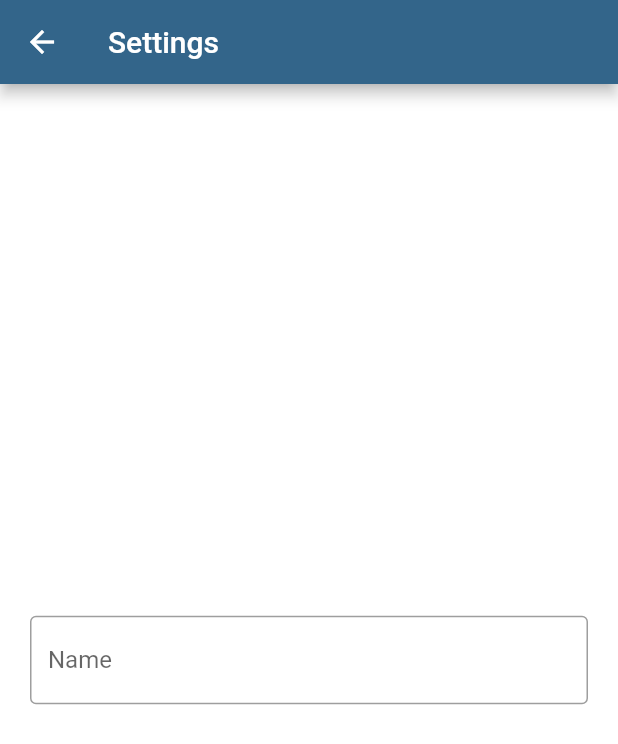
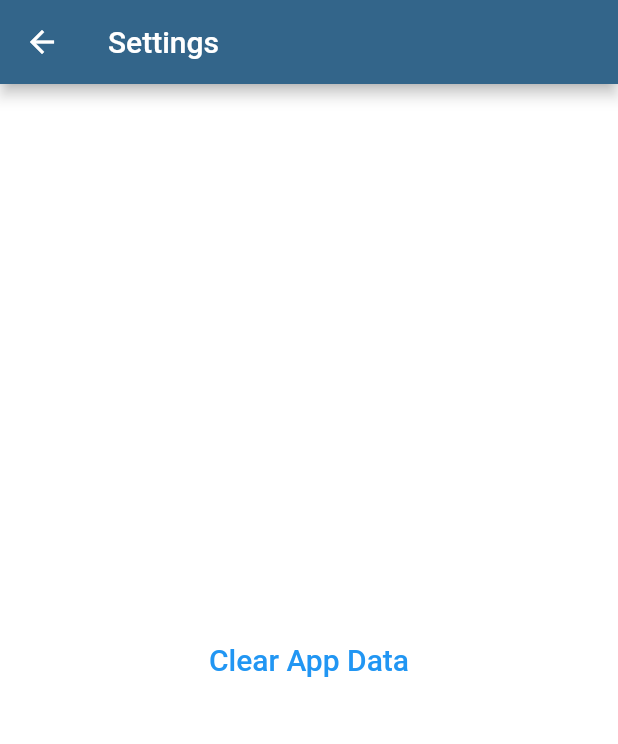
Before and after one commit to maxrtorres/blitznote, a Flutter app: the screen it shows after launch, after a tap on "Continue", after a tap on the "menu" icon, after a tap on "Settings", on a phone screen of 412 x 824 dp. Shown: the top 744 px of the screen. Run offline on Flutter 3.47's test engine with Material 2 defaults, Android fonts, the phone set to English and light mode, and no system bars; our stand-ins replace flutter_secure_storage, fluttertoast, hive, local_auth; accounts and stored records are empty.

Commit message:
Implement clearing app data

```diff
--- a/lib/screens/settings_screen.dart
+++ b/lib/screens/settings_screen.dart
@@ -1,8 +1,16 @@
 import 'package:flutter/material.dart';
-import 'package:notes_app/utilities/storage_util.dart' as StorageUtil;
+import 'package:hive/hive.dart';
+import 'package:notes_app/utilities/biometric_util.dart';
 import 'package:notes_app/values/keys.dart';
 import 'package:notes_app/values/my_colors.dart';
+import 'package:notes_app/values/routes.dart';
 import 'package:notes_app/values/strings.dart';
+
+eraseData() async {
+  var box = await Hive.openBox(Keys.box);
+  box.clear();
+  unEnrollBiometrics();
+}
 
 class SettingsScreen extends StatefulWidget {
   @override
@@ -10,25 +18,8 @@ class SettingsScreen extends StatefulWidget {
 }
 
 class _SettingsScreenState extends State<SettingsScreen> {
-  final nameController = TextEditingController();
-
-  @override
-  void dispose() {
-    final name = nameController.text;
-    if (name != '' && name.trim() != '') {
-      StorageUtil.setString(Keys.name, name);
-    }
-    nameController.dispose();
-    super.dispose();
-  }
-
-  void initializeFields() async {
-    nameController.text = await StorageUtil.getString(Keys.name) ?? '';
-  }
-
   @override
   Widget build(BuildContext context) {
-    initializeFields();
     return Scaffold(
       appBar: AppBar(
         backgroundColor: MyColors.colorPrimary,
@@ -37,15 +28,40 @@ class _SettingsScreenState extends State<SettingsScreen> {
       backgroundColor: MyColors.colorBackground,
       body: Column(mainAxisAlignment: MainAxisAlignment.center, children: [
         Container(
-          margin: EdgeInsets.all(20),
-          child: TextField(
-            controller: nameController,
-            decoration: InputDecoration(
-              border: OutlineInputBorder(),
-              labelText: Strings.name,
-            ),
-          ),
-        ),
+            margin: EdgeInsets.all(20),
+            child: Center(
+                child: TextButton(
+              onPressed: () {
+                AlertDialog alert = AlertDialog(
+                  title: Text(
+                      'Are you sure you want to clear app data? This will erase all of your notes.'),
+                  actions: [
+                    TextButton(
+                      child: Text("Cancel"),
+                      onPressed: () {
+                        Navigator.of(context).pop();
+                      },
+                    ),
+                    TextButton(
+                      child: Text("Clear",
+                          style: TextStyle(color: MyColors.redColor)),
+                      onPressed: () {
+                        eraseData();
+                        Navigator.pushReplacementNamed(
+                            context, Routes.initialRoute);
+                      },
+                    ),
+                  ],
+                );
+                showDialog(
+                  context: context,
+                  builder: (BuildContext context) {
+                    return alert;
+                  },
+                );
+              },
+              child: Text("Clear App Data", style: TextStyle(fontSize: 20)),
+            ))),
       ]),
     );
   }
--- a/lib/utilities/biometric_util.dart
+++ b/lib/utilities/biometric_util.dart
@@ -20,6 +20,10 @@ Future<bool> checkBiometrics(context) async {
 
 isEnrolledBiometrics() async {
   return await StorageUtil.getString(Keys.isEnrolledBiometrics) == 'true';
+}
+
+unEnrollBiometrics() async {
+  await StorageUtil.setString(Keys.isEnrolledBiometrics, "");
 }
 
 hasBiometricHardware() async {
--- a/lib/values/keys.dart
+++ b/lib/values/keys.dart
@@ -1,6 +1,5 @@
 class Keys {
   static const String isEnrolledBiometrics = "isEnrolledBiometrics";
-  static const String name = "name";
   static const String box = "myBox";
   static const String notes = "notes";
 }
```
